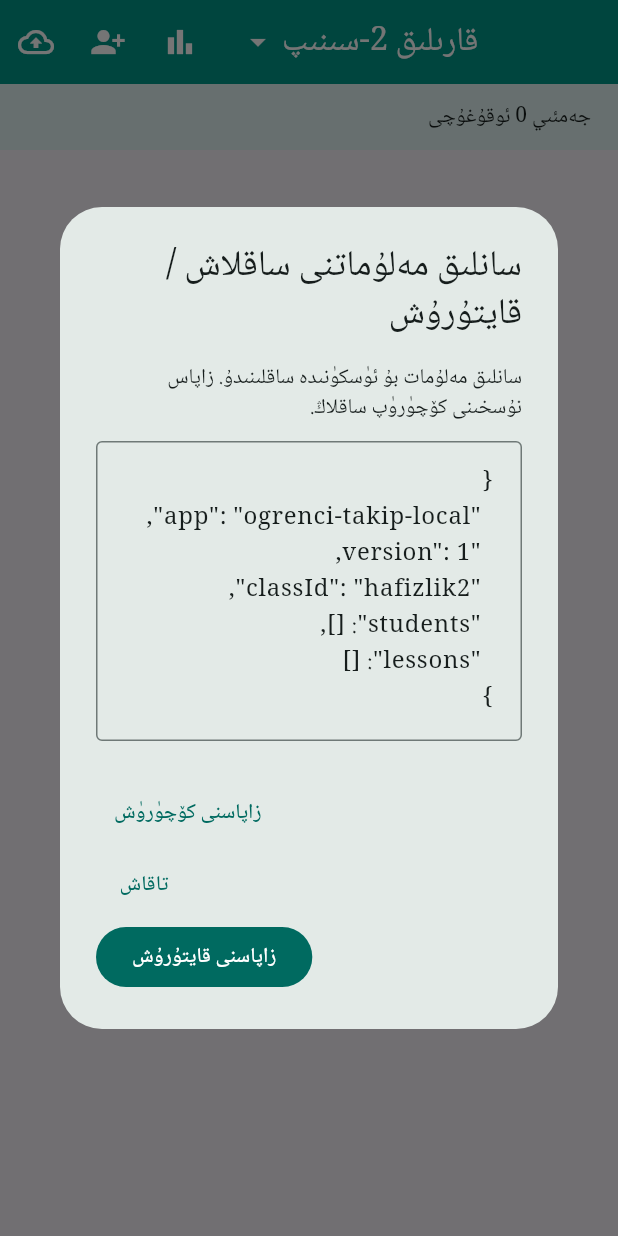
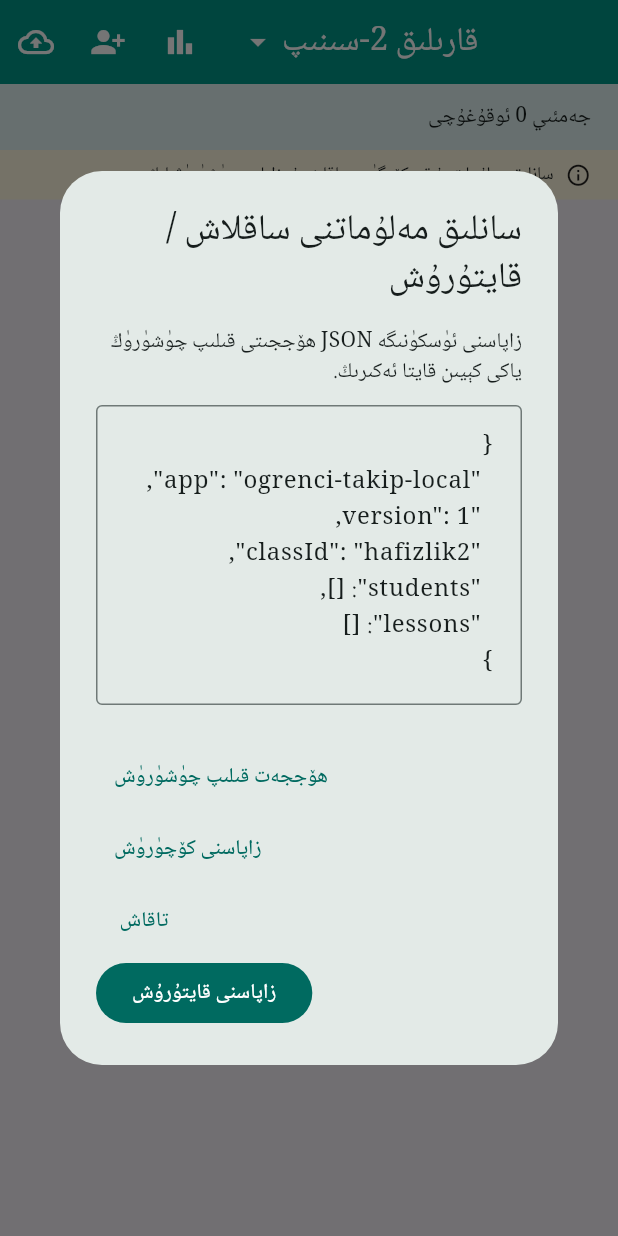
Before and after one commit to forgotten1432/ogrenci-takip-rapor, a Flutter app: the screen it shows after launch, after a tap on the "backup" icon, on a phone screen of 412 x 824 dp. Run offline on Flutter 3.47's test engine with Material 3 defaults, Android fonts, the phone set to English and light mode, and no system bars; our stand-ins replace shared_preferences, web; missing offline and left inert: dart:js_interop; project files that could hold a hidden picture were left out.

Commit message:
Add persistent local storage and downloadable backups

```diff
--- a/lib/main.dart
+++ b/lib/main.dart
@@ -1,8 +1,10 @@
 import 'dart:convert';
+import 'dart:js_interop';
 
 import 'package:flutter/material.dart';
 import 'package:flutter/services.dart';
 import 'package:shared_preferences/shared_preferences.dart';
+import 'package:web/web.dart' as web;
 
 void main() {
   WidgetsFlutterBinding.ensureInitialized();
@@ -139,12 +141,22 @@ class LocalStore extends ChangeNotifier {
   List<StudentRecord> students = [];
   List<LessonRecord> lessons = [];
   bool ready = false;
+  bool persistentStorage = false;
 
   String get className => _classes[classId] ?? _classes['hafizlik2']!;
   String get _storageKey => 'teacher_local_v1_$classId';
 
   Future<void> open() async {
     _prefs = await SharedPreferences.getInstance();
+    try {
+      final storage = web.window.navigator.storage;
+      persistentStorage = (await storage.persisted().toDart).toDart;
+      if (!persistentStorage) {
+        persistentStorage = (await storage.persist().toDart).toDart;
+      }
+    } catch (_) {
+      persistentStorage = false;
+    }
     await selectClass(classId, notify: false);
     ready = true;
     notifyListeners();
@@ -386,6 +398,31 @@ class DashboardPage extends StatelessWidget {
             color: Colors.teal.shade50,
             padding: const EdgeInsets.symmetric(horizontal: 18, vertical: 12),
             child: Text('جەمئىي ${active.length} ئوقۇغۇچى'),
+          ),
+          Container(
+            width: double.infinity,
+            color: store.persistentStorage
+                ? Colors.green.shade50
+                : Colors.amber.shade50,
+            padding: const EdgeInsets.symmetric(horizontal: 18, vertical: 8),
+            child: Row(
+              children: [
+                Icon(
+                    store.persistentStorage
+                        ? Icons.verified_user_outlined
+                        : Icons.info_outline,
+                    size: 17),
+                const SizedBox(width: 8),
+                Expanded(
+                  child: Text(
+                    store.persistentStorage
+                        ? 'بۇ تور بېكەتنىڭ سانلىق مەلۇماتى ئۈسكۈنىدە ساقلىنىدۇ.'
+                        : 'سانلىق مەلۇمات بۇ توركۆرگۈدە ساقلىنىدۇ؛ زاپاس چۈشۈرۈۋېلىڭ.',
+                    style: const TextStyle(fontSize: 12),
+                  ),
+                ),
+              ],
+            ),
           ),
           if (onLeave.isNotEmpty)
             ExpansionTile(
@@ -960,7 +997,7 @@ Future<void> _backupDialog(BuildContext context, LocalStore store) async {
             mainAxisSize: MainAxisSize.min,
             children: [
               const Text(
-                  'سانلىق مەلۇمات بۇ ئۈسكۈنىدە ساقلىنىدۇ. زاپاس نۇسخىنى كۆچۈرۈپ ساقلاڭ.'),
+                  'زاپاسنى ئۈسكۈنىگە JSON ھۆججىتى قىلىپ چۈشۈرۈڭ ياكى كېيىن قايتا ئەكىرىڭ.'),
               const SizedBox(height: 12),
               TextField(
                 controller: controller,
@@ -976,6 +1013,10 @@ Future<void> _backupDialog(BuildContext context, LocalStore store) async {
           ),
         ),
         actions: [
+          TextButton(
+            onPressed: () => _downloadBackup(store),
+            child: const Text('ھۆججەت قىلىپ چۈشۈرۈش'),
+          ),
           TextButton(
             onPressed: () async {
               await Clipboard.setData(
@@ -1006,3 +1047,22 @@ Future<void> _backupDialog(BuildContext context, LocalStore store) async {
   );
   controller.dispose();
 }
+
+void _downloadBackup(LocalStore store) {
+  final blob = web.Blob(
+    [store.exportBackup().toJS].toJS,
+    web.BlobPropertyBag(type: 'application/json;charset=utf-8'),
+  );
+  final url = web.URL.createObjectURL(blob);
+  final anchor = web.document.createElement('a') as web.HTMLAnchorElement
+    ..href = url
+    ..download =
+        'ogrenci-takip-${store.classId}-${_dateKey(DateTime.now())}.json';
+  web.document.body?.append(anchor);
+  anchor.click();
+  anchor.remove();
+  Future<void>.delayed(
+    const Duration(minutes: 1),
+    () => web.URL.revokeObjectURL(url),
+  );
+}
--- a/pubspec.yaml
+++ b/pubspec.yaml
@@ -10,6 +10,7 @@ dependencies:
   flutter:
     sdk: flutter
   shared_preferences: ^2.5.4
+  web: ^1.1.1
 
 dev_dependencies:
   flutter_test:
```
Also changed, not shown: pubspec.lock, 1 other file.
